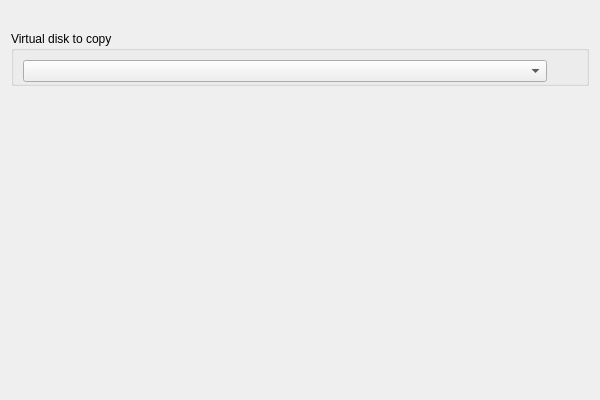
First picture: the form in vbox/src/VBox/Frontends/VirtualBox/src/wizards/newhd/UINewHDWizardPageWelcome.ui, repository jljuxgm/vboxgit, before the edit.
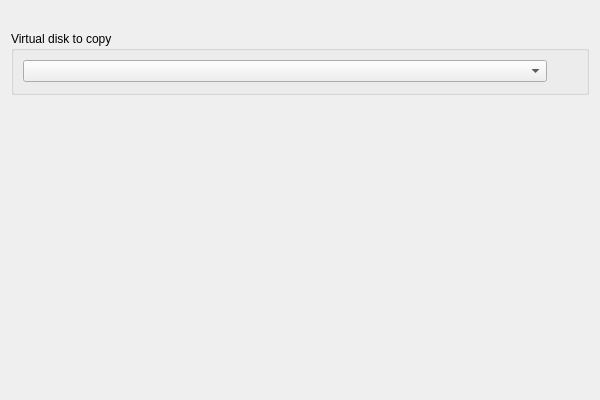
Second picture: the form after the edit. Custom widgets are drawn as their Qt base class.

Commit message:
commit_37682 ------------------------------------------------------------------------ r37682 | vboxsync | 2011-06-29 19:38:19 +0800 (Wed, 29 Jun 2011) | 1 line
FE/Qt: Copy Virtual Disk wizard: Few bug fixes.
------------------------------------------------------------------------

Diff of the .ui file:
```diff
--- a/vbox/src/VBox/Frontends/VirtualBox/src/wizards/newhd/UINewHDWizardPageWelcome.ui
+++ b/vbox/src/VBox/Frontends/VirtualBox/src/wizards/newhd/UINewHDWizardPageWelcome.ui
@@ -46,9 +46,6 @@
       <string>Virtual disk to copy</string>
      </property>
      <layout class="QHBoxLayout" name="m_pSourceDiskLayout">
-      <property name="bottomMargin">
-       <number>0</number>
-      </property>
       <item>
        <widget class="VBoxMediaComboBox" name="m_pSourceDiskSelector"/>
       </item>
```
The commit also changes 1 other file.
